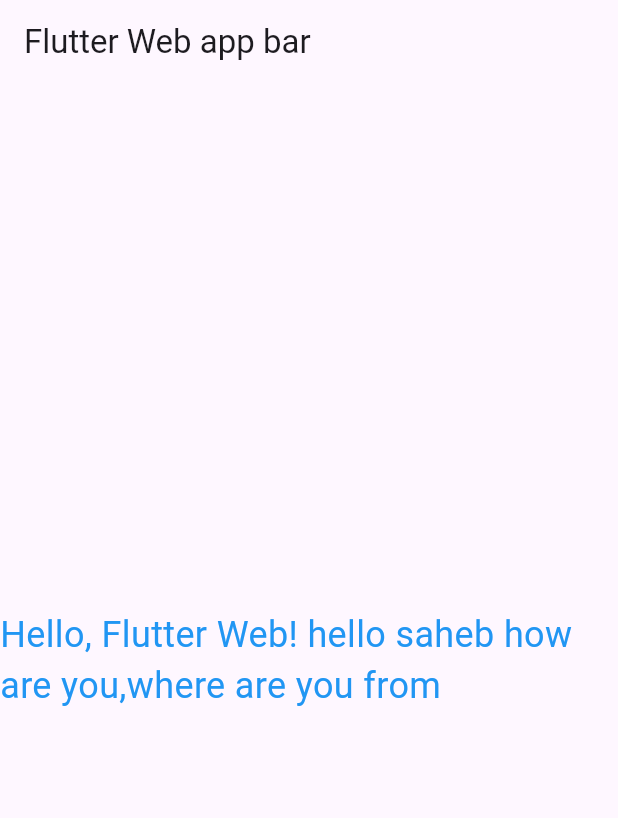
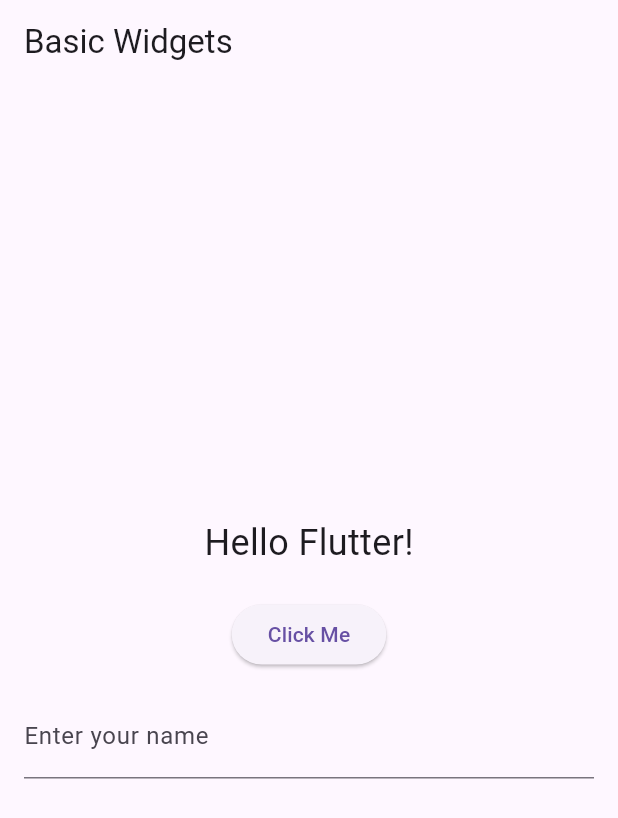
Before and after one commit to sahebbali/Flutter, a Flutter app: the screen it shows after launch, on a phone screen of 412 x 824 dp. Shown: the top 818 px of the screen. Run offline on Flutter 3.47's test engine with Material 3 defaults, Android fonts, the phone set to English and light mode, and no system bars.

Commit message:
add column example

```diff
--- a/lib/main.dart
+++ b/lib/main.dart
@@ -1,20 +1,28 @@
 import 'package:flutter/material.dart';
 
-void main() {
-  runApp(MyApp());
-}
+void main() => runApp(MyApp());
 
 class MyApp extends StatelessWidget {
   @override
   Widget build(BuildContext context) {
     return MaterialApp(
-      title: 'Flutter Web Demo',
+      debugShowCheckedModeBanner: false, // 👈 Add this line
       home: Scaffold(
-        appBar: AppBar(title: Text('Flutter Web app bar')),
+        appBar: AppBar(title: Text('Basic Widgets')),
         body: Center(
-          child: Text(
-            'Hello, Flutter Web! hello saheb how are you,where are you from',
-            style: TextStyle(fontSize: 24, color: Colors.blue),
+          child: Column(
+            mainAxisAlignment: MainAxisAlignment.center,
+            children: [
+              Text('Hello Flutter!', style: TextStyle(fontSize: 24)),
+              SizedBox(height: 20),
+              ElevatedButton(onPressed: () {}, child: Text('Click Me')),
+              Padding(
+                padding: EdgeInsets.all(16),
+                child: TextField(
+                  decoration: InputDecoration(labelText: 'Enter your name'),
+                ),
+              ),
+            ],
           ),
         ),
       ),
```
